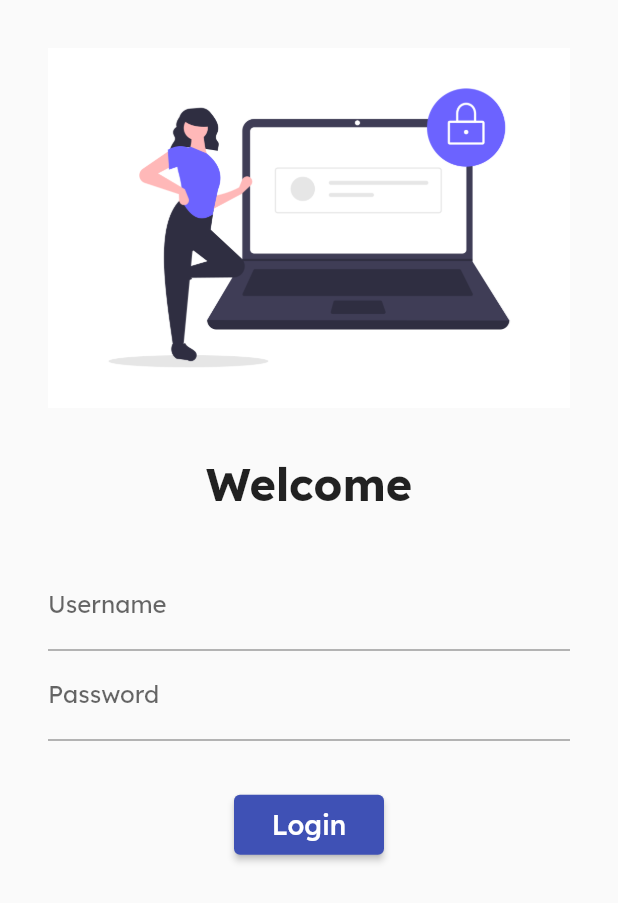
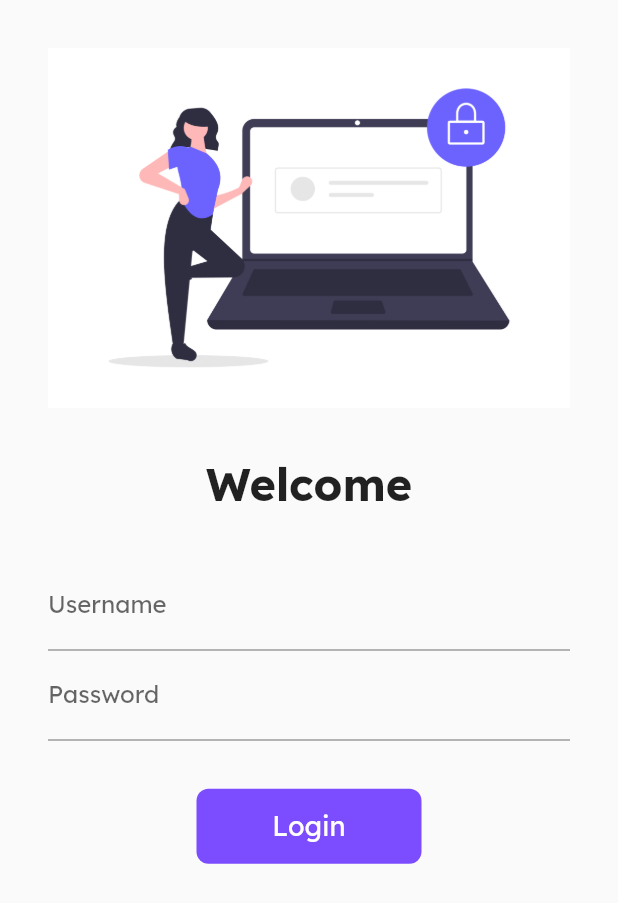
Before and after one commit to iampradeep-hr/Catalouge-App, a Flutter app: the screen it shows after launch, on a phone screen of 412 x 824 dp. Shown: the top 903 px of the screen. Run offline on Flutter 3.47's test engine with Material 2 defaults, Android fonts, the phone set to English and light mode, and no system bars; drawn by our look-alikes of animated_text_kit; our stand-ins replace google_fonts.

Commit message:
Login screen animations impl

```diff
--- a/lib/widgets/pages/loginpage.dart
+++ b/lib/widgets/pages/loginpage.dart
@@ -4,7 +4,14 @@ import 'package:flutter/cupertino.dart';
 import 'package:flutter/material.dart';
 import 'package:google_fonts/google_fonts.dart';
 
-class LoginPage extends StatelessWidget {
+class LoginPage extends StatefulWidget {
+  @override
+  State<LoginPage> createState() => _LoginPageState();
+}
+
+class _LoginPageState extends State<LoginPage> {
+  bool changeButton = false;
+
   @override
   Widget build(BuildContext context) {
     return Scaffold(
@@ -41,14 +48,44 @@ class LoginPage extends StatelessWidget {
             ]),
           ),
 
-          ElevatedButton(
-            onPressed: () {
-              Navigator.pushNamed(context, MyRoutes.homeRoute);
+          // ElevatedButton(
+          //   onPressed: () {
+          //     Navigator.pushNamed(context, MyRoutes.homeRoute);
+          //   },
+          //   style: TextButton.styleFrom(minimumSize: const Size(100, 40)),
+          //   child: const Text(
+          //     "Login",
+          //     style: TextStyle(fontSize: 18),
+          //   ),
+          // )
+
+          InkWell(
+            onTap: () async {
+              setState(() {
+                changeButton = true;
+              });
+              await Future.delayed(Duration(seconds: 1));
+              await Navigator.of(context).pushNamed(MyRoutes.homeRoute);
+              setState(() {
+                changeButton = false;
+              });
             },
-            style: TextButton.styleFrom(minimumSize: const Size(100, 40)),
-            child: const Text(
-              "Login",
-              style: TextStyle(fontSize: 18),
+            child: AnimatedContainer(
+              duration: Duration(seconds: 1),
+              width: changeButton ? 50 : 150,
+              height: 50,
+              alignment: Alignment.center,
+              decoration: BoxDecoration(
+                  // shape: changeButton ? BoxShape.circle : BoxShape.rectangle,
+                  color: Colors.deepPurpleAccent,
+                  borderRadius: BorderRadius.circular(changeButton ? 50 : 8)),
+              child: changeButton
+                  ? const Icon(
+                      Icons.done,
+                      color: Colors.white,
+                    )
+                  : const Text("Login",
+                      style: TextStyle(color: Colors.white, fontSize: 18)),
             ),
           )
         ]),
```
